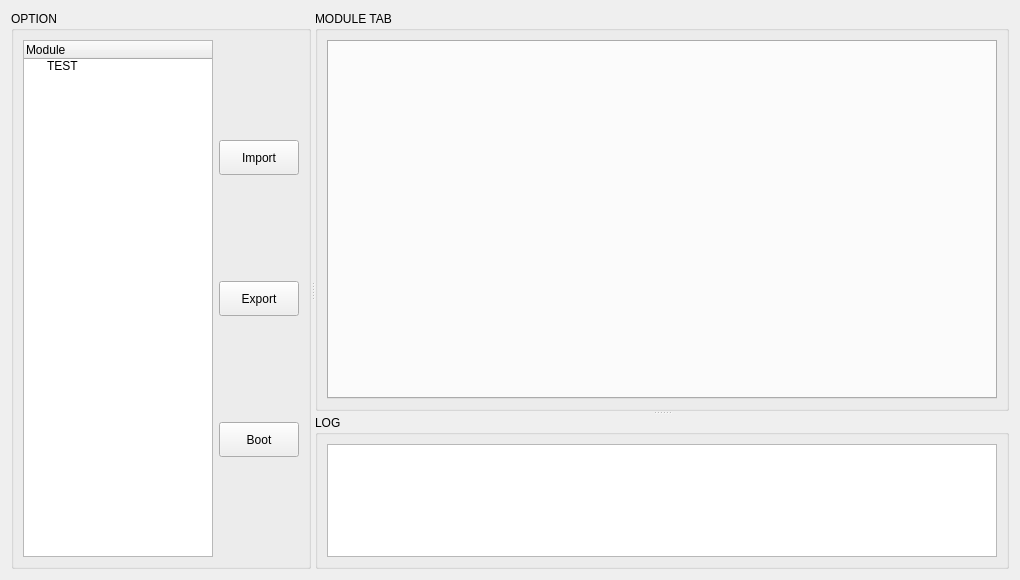
HuJingwen1211/MCISP, file xml_module_tab.ui: the form before one commit.
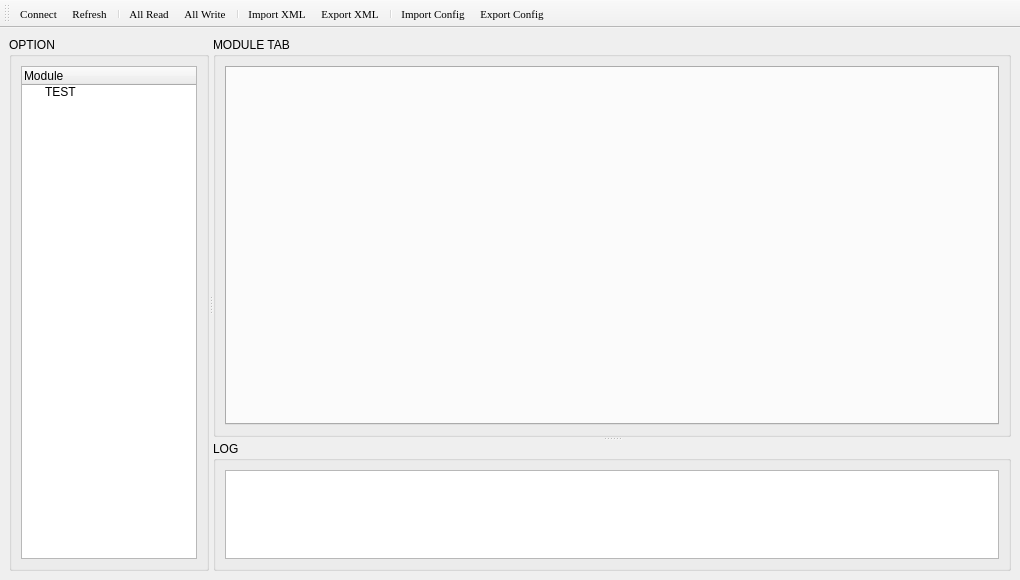
The form after the commit. Icons and pictures are not drawn.

Commit message: feat: 增加工具栏toolBar，接下来移植LinkBoard的Connect作为弹窗

The edit to the form file:
```diff
--- a/xml_module_tab.ui
+++ b/xml_module_tab.ui
@@ -1,7 +1,7 @@
 <?xml version="1.0" encoding="UTF-8"?>
 <ui version="4.0">
  <class>XMLModuleTab</class>
- <widget class="QWidget" name="XMLModuleTab">
+ <widget class="QMainWindow" name="XMLModuleTab">
   <property name="geometry">
    <rect>
     <x>0</x>
@@ -19,6 +19,10 @@
   <property name="windowTitle">
    <string>XML Module Tab</string>
   </property>
+  <property name="toolButtonStyle">
+   <enum>Qt::ToolButtonStyle::ToolButtonIconOnly</enum>
+  </property>
+  <widget class="QWidget" name="centralWidget">
   <layout class="QGridLayout" name="gridLayout_6">
    <item row="0" column="0">
     <widget class="QSplitter" name="splitter_2">
@@ -34,7 +38,7 @@
       </property>
       <property name="maximumSize">
        <size>
-        <width>300</width>
+         <width>200</width>
         <height>16777215</height>
        </size>
       </property>
@@ -68,101 +72,6 @@
          </item>
         </widget>
        </item>
-       <item row="0" column="1">
-        <layout class="QVBoxLayout" name="verticalLayout_2">
-         <item>
-          <spacer name="verticalSpacer">
-           <property name="orientation">
-            <enum>Qt::Orientation::Vertical</enum>
-           </property>
-           <property name="sizeHint" stdset="0">
-            <size>
-             <width>20</width>
-             <height>40</height>
-            </size>
-           </property>
-          </spacer>
-         </item>
-         <item>
-          <widget class="QPushButton" name="import_cfg_btn">
-           <property name="minimumSize">
-            <size>
-             <width>0</width>
-             <height>35</height>
-            </size>
-           </property>
-           <property name="text">
-            <string>Import</string>
-           </property>
-          </widget>
-         </item>
-         <item>
-          <spacer name="verticalSpacer_3">
-           <property name="orientation">
-            <enum>Qt::Orientation::Vertical</enum>
-           </property>
-           <property name="sizeHint" stdset="0">
-            <size>
-             <width>20</width>
-             <height>40</height>
-            </size>
-           </property>
-          </spacer>
-         </item>
-         <item>
-          <widget class="QPushButton" name="export_cfg_btn">
-           <property name="minimumSize">
-            <size>
-             <width>0</width>
-             <height>35</height>
-            </size>
-           </property>
-           <property name="text">
-            <string>Export</string>
-           </property>
-          </widget>
-         </item>
-         <item>
-          <spacer name="verticalSpacer_4">
-           <property name="orientation">
-            <enum>Qt::Orientation::Vertical</enum>
-           </property>
-           <property name="sizeHint" stdset="0">
-            <size>
-             <width>20</width>
-             <height>40</height>
-            </size>
-           </property>
-          </spacer>
-         </item>
-         <item>
-          <widget class="QPushButton" name="boot_cfg_btn">
-           <property name="minimumSize">
-            <size>
-             <width>0</width>
-             <height>35</height>
-            </size>
-           </property>
-           <property name="text">
-            <string>Boot</string>
-           </property>
-          </widget>
-         </item>
-         <item>
-          <spacer name="verticalSpacer_2">
-           <property name="orientation">
-            <enum>Qt::Orientation::Vertical</enum>
-           </property>
-           <property name="sizeHint" stdset="0">
-            <size>
-             <width>20</width>
-             <height>40</height>
-            </size>
-           </property>
-          </spacer>
-         </item>
-        </layout>
-       </item>
       </layout>
      </widget>
      <widget class="QSplitter" name="splitter">
@@ -222,6 +131,149 @@
     </widget>
    </item>
   </layout>
+  </widget>
+  <widget class="QToolBar" name="toolBar">
+   <property name="windowTitle">
+    <string>toolBar</string>
+   </property>
+   <property name="toolButtonStyle">
+    <enum>Qt::ToolButtonStyle::ToolButtonTextBesideIcon</enum>
+   </property>
+   <attribute name="toolBarArea">
+    <enum>TopToolBarArea</enum>
+   </attribute>
+   <attribute name="toolBarBreak">
+    <bool>false</bool>
+   </attribute>
+   <addaction name="connect_action"/>
+   <addaction name="refresh_action"/>
+   <addaction name="separator"/>
+   <addaction name="all_read_action"/>
+   <addaction name="all_write_action"/>
+   <addaction name="separator"/>
+   <addaction name="import_xml_action"/>
+   <addaction name="export_xml_action"/>
+   <addaction name="separator"/>
+   <addaction name="actionimport_Config"/>
+   <addaction name="actionexport_Config"/>
+  </widget>
+  <action name="connect_action">
+   <property name="icon">
+    <iconset theme="QIcon::ThemeIcon::InsertLink"/>
+   </property>
+   <property name="text">
+    <string>Connect</string>
+   </property>
+   <property name="font">
+    <font>
+     <family>Times New Roman</family>
+     <pointsize>8</pointsize>
+    </font>
+   </property>
+  </action>
+  <action name="refresh_action">
+   <property name="icon">
+    <iconset theme="emblem-synchronized"/>
+   </property>
+   <property name="text">
+    <string>Refresh</string>
+   </property>
+   <property name="font">
+    <font>
+     <family>Times New Roman</family>
+     <pointsize>8</pointsize>
+    </font>
+   </property>
+  </action>
+  <action name="all_read_action">
+   <property name="icon">
+    <iconset theme="media-tape"/>
+   </property>
+   <property name="text">
+    <string>All Read</string>
+   </property>
+   <property name="font">
+    <font>
+     <family>Times New Roman</family>
+     <pointsize>8</pointsize>
+    </font>
+   </property>
+  </action>
+  <action name="all_write_action">
+   <property name="icon">
+    <iconset theme="mail-message-new"/>
+   </property>
+   <property name="text">
+    <string>All Write</string>
+   </property>
+   <property name="font">
+    <font>
+     <family>Times New Roman</family>
+     <pointsize>8</pointsize>
+    </font>
+   </property>
+  </action>
+  <action name="import_xml_action">
+   <property name="icon">
+    <iconset theme="QIcon::ThemeIcon::DocumentOpen"/>
+   </property>
+   <property name="text">
+    <string>Import XML</string>
+   </property>
+   <property name="font">
+    <font>
+     <family>Times New Roman</family>
+     <pointsize>8</pointsize>
+    </font>
+   </property>
+  </action>
+  <action name="export_xml_action">
+   <property name="icon">
+    <iconset theme="QIcon::ThemeIcon::DocumentSave"/>
+   </property>
+   <property name="text">
+    <string>Export XML</string>
+   </property>
+   <property name="font">
+    <font>
+     <family>Times New Roman</family>
+     <pointsize>8</pointsize>
+    </font>
+   </property>
+  </action>
+  <action name="actionimport_Config">
+   <property name="icon">
+    <iconset theme="QIcon::ThemeIcon::DocumentOpen"/>
+   </property>
+   <property name="text">
+    <string>Import Config</string>
+   </property>
+   <property name="font">
+    <font>
+     <family>Times New Roman</family>
+     <pointsize>8</pointsize>
+    </font>
+   </property>
+  </action>
+  <action name="actionexport_Config">
+   <property name="icon">
+    <iconset theme="QIcon::ThemeIcon::DocumentSave"/>
+   </property>
+   <property name="text">
+    <string>Export Config</string>
+   </property>
+   <property name="font">
+    <font>
+     <family>Times New Roman</family>
+     <pointsize>8</pointsize>
+    </font>
+   </property>
+  </action>
+  <action name="separator">
+   <property name="separator" stdset="0">
+    <bool>true</bool>
+   </property>
+  </action>
  </widget>
  <resources/>
  <connections/>
```
Lines whose indentation alone changed are shown as unchanged. The commit also changes 7 other files.
